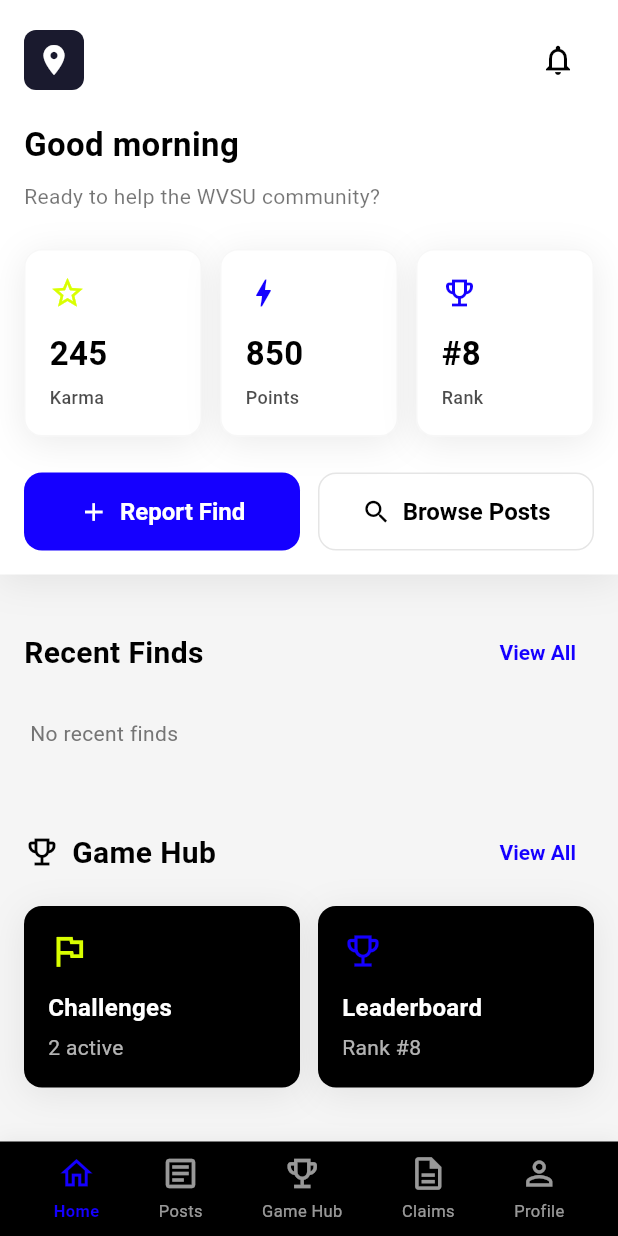
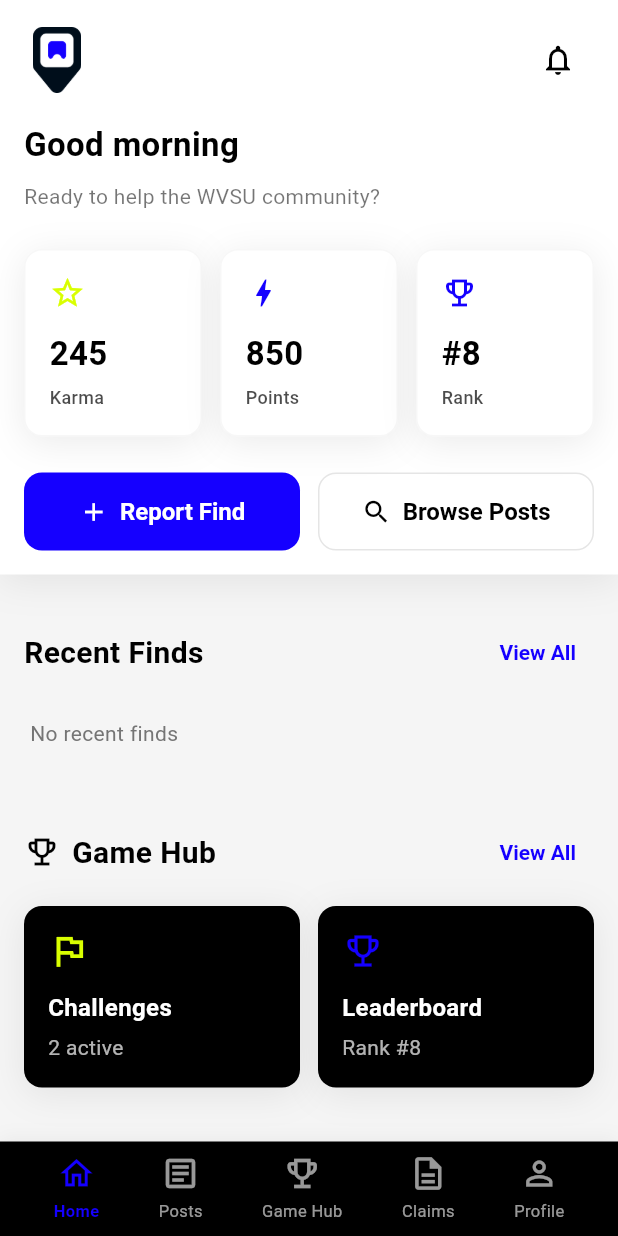
Before and after one commit to meagenotmage/iBalik, a Flutter app: the screen it shows once a user with an empty profile is signed in, on a phone screen of 412 x 824 dp. Run offline on Flutter 3.47's test engine with Material 3 defaults, Android fonts, the phone set to English and light mode, and no system bars; our stand-ins replace cloud_firestore, firebase_auth, firebase_core, image_picker, permission_handler, shared_preferences and 1 more; missing offline and left inert: cloudinary_public; accounts and stored records are empty; Roboto replaces fonts that are missing (SF Pro Display).

Commit message:
feat: Replace logo container with image asset in home page; add logo asset to pubspec.yaml

```diff
--- a/lib/screens/home/home_page.dart
+++ b/lib/screens/home/home_page.dart
@@ -204,17 +204,13 @@ class _HomePageState extends State<HomePage> {
                             mainAxisAlignment: MainAxisAlignment.spaceBetween,
                             children: [
                               // Logo
-                              Container(
-                                width: AppIconSize.xxl,
-                                height: AppIconSize.xxl,
-                                decoration: BoxDecoration(
-                                  color: AppColors.darkGray,
-                                  borderRadius: BorderRadius.circular(AppRadius.sm),
-                                ),
-                                child: const Icon(
-                                  Icons.location_on,
-                                  color: AppColors.white,
-                                  size: AppIconSize.lg,
+                              ClipRRect(
+                                borderRadius: BorderRadius.circular(AppRadius.sm),
+                                child: Image.asset(
+                                  'assets/logo_icon.png',
+                                  width: 44,
+                                  height: 44,
+                                  fit: BoxFit.contain,
                                 ),
                               ),
                               // Notification Bell
--- a/pubspec.yaml
+++ b/pubspec.yaml
@@ -85,6 +85,7 @@ flutter:
   # Assets
   assets:
     - assets/ibalik_words.png
+    - assets/logo_icon.png
     - assets/images/
 
   # To add assets to your application, add an assets section, like this:
```
Also changed, not shown: assets/logo_icon.png (added).
